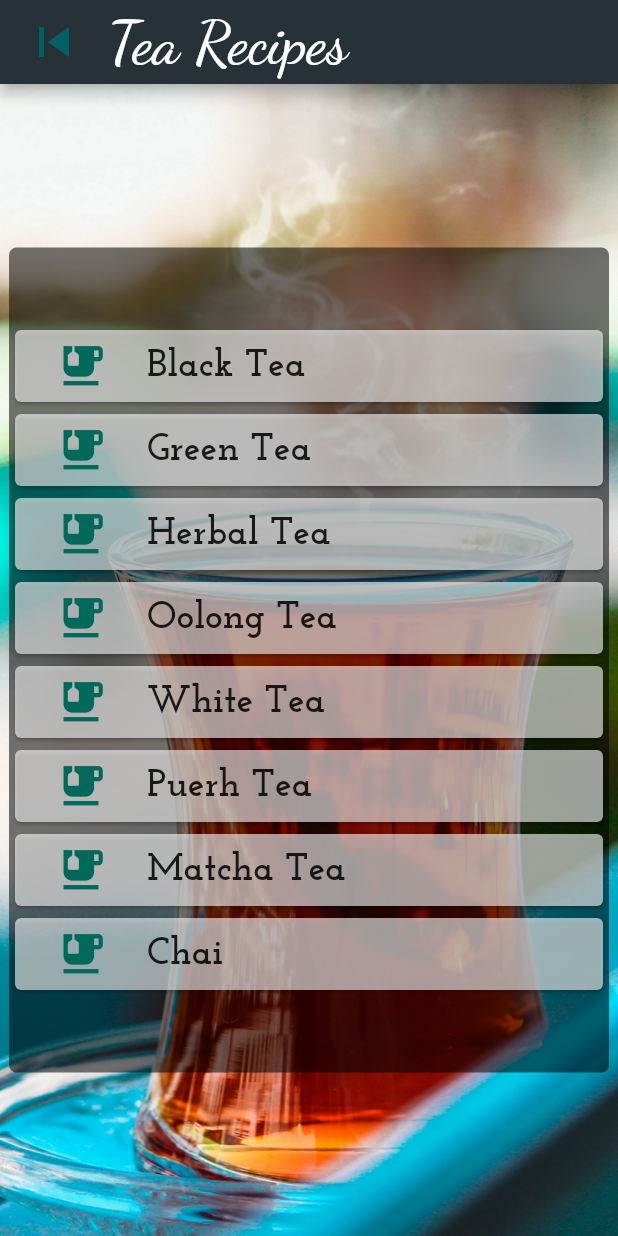
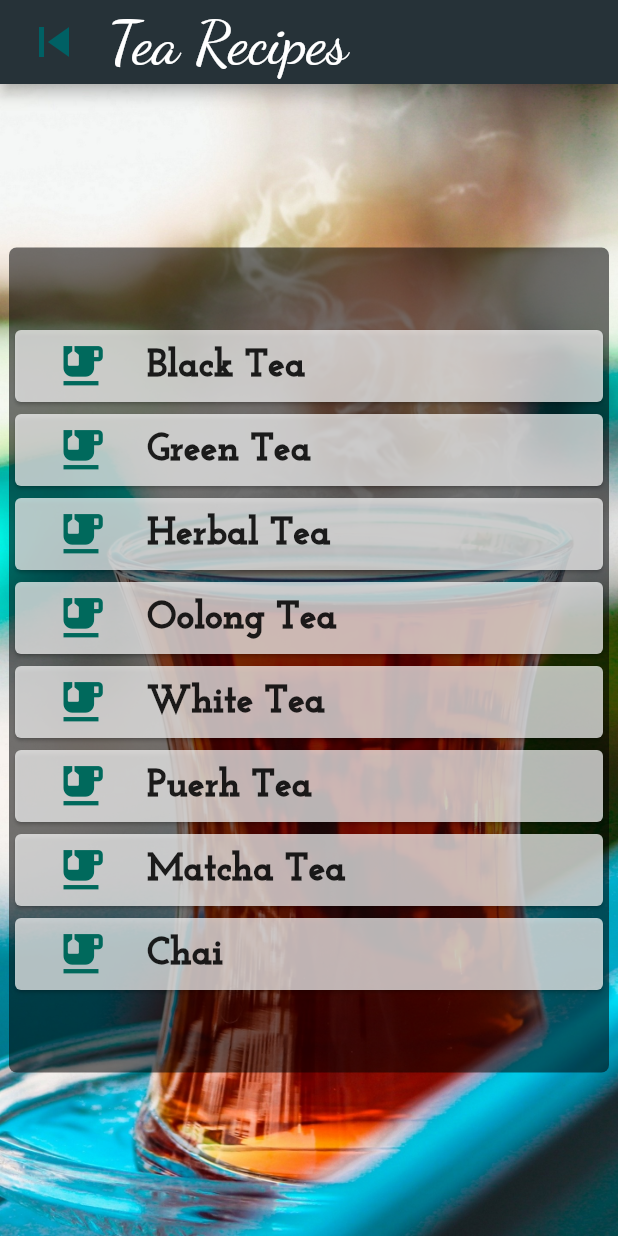
Before and after one commit to sydneygold/kettle_whistle_fe, a Flutter app: the TeaRecipes screen opened directly with empty values, on a phone screen of 412 x 824 dp. Run offline on Flutter 3.47's test engine with Material 2 defaults, Android fonts, the phone set to English and light mode, and no system bars; our stand-ins replace flutter_spinkit; network calls fail.

Commit message:
fixed text weight issue and label issue

```diff
--- a/lib/screens/coffeerecipes.dart
+++ b/lib/screens/coffeerecipes.dart
@@ -36,7 +36,7 @@ class _CoffeeRecipesState extends State<CoffeeRecipes> {
           style: TextStyle(
             fontFamily: 'Josefin Slab',
             fontSize: 25.0,
-            fontWeight: FontWeight.w700
+            fontWeight: FontWeight.bold
           ),
         ),
       ]),
--- a/lib/screens/nerdyinfo.dart
+++ b/lib/screens/nerdyinfo.dart
@@ -33,7 +33,8 @@ class _NerdyInfoState extends State<NerdyInfo> {
                     fontFamily: 'Josefin Slab',
                     color: Colors.white,
                     decoration: TextDecoration.none,
-                    fontSize: 30.0
+                    fontSize: 30.0,
+                    fontWeight: FontWeight.w700
                   )
                 ),
                 FlatButton(
--- a/lib/screens/teacard.dart
+++ b/lib/screens/teacard.dart
@@ -86,6 +86,7 @@ class _TeaCardState extends State<TeaCard> {
               height: 290.0,
               width: 400.0,
               child: ListView(
+                padding: EdgeInsets.only(top: 10.0),
                 children: [
                   Container(
                     margin: EdgeInsets.symmetric(horizontal: 15.0, vertical: 15.0),
--- a/lib/screens/tearecipes.dart
+++ b/lib/screens/tearecipes.dart
@@ -17,7 +17,7 @@ class _TeaRecipesState extends State<TeaRecipes> {
 
   Card makeCards(dynamic teaType, String name,) {
     return Card(
-      color: Colors.white60,
+      color: Colors.white70,
       child: Row(children: [
         FlatButton(
             onPressed: () => Navigator.push(
@@ -34,7 +34,7 @@ class _TeaRecipesState extends State<TeaRecipes> {
           style: TextStyle(
             fontFamily: 'Josefin Slab',
             fontSize: 25.0,
-            fontWeight: FontWeight.w700
+            fontWeight: FontWeight.w900
           ),
         ),
       ]),
--- a/lib/widgets/loginform.dart
+++ b/lib/widgets/loginform.dart
@@ -168,6 +168,9 @@ class Login extends StatelessWidget {
                   TextField(
                     obscureText: false,
                     decoration: InputDecoration(
+                      labelStyle: TextStyle(
+                        backgroundColor: Colors.white
+                      ),
                       fillColor: Colors.white,
                       filled: true,
                       border: OutlineInputBorder(),
@@ -180,6 +183,9 @@ class Login extends StatelessWidget {
                   TextField(
                     obscureText: true,
                     decoration: InputDecoration(
+                      labelStyle: TextStyle(
+                        backgroundColor: Colors.white
+                      ),
                       fillColor: Colors.white,
                       filled: true,
                       border: OutlineInputBorder(),
```
